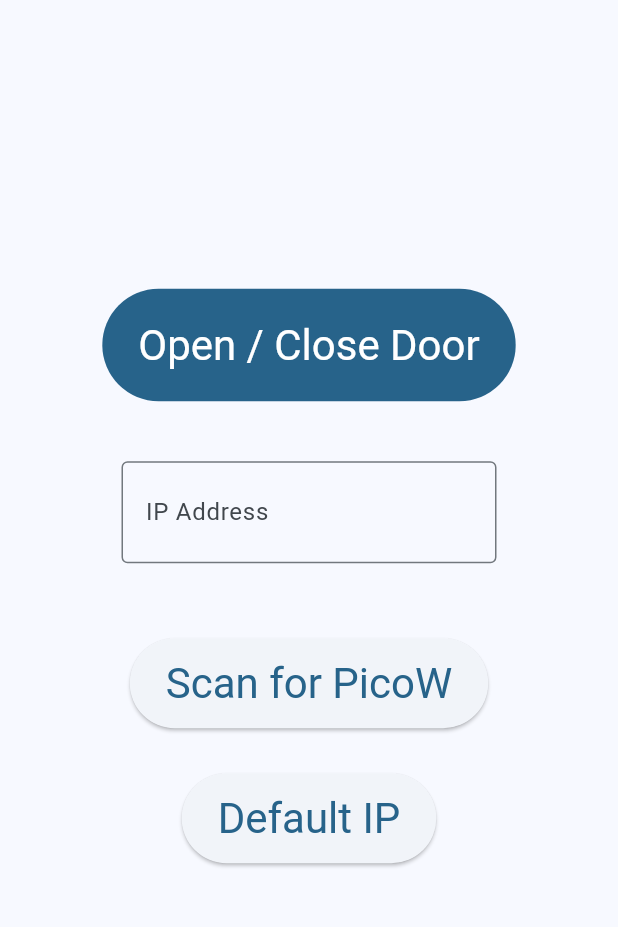
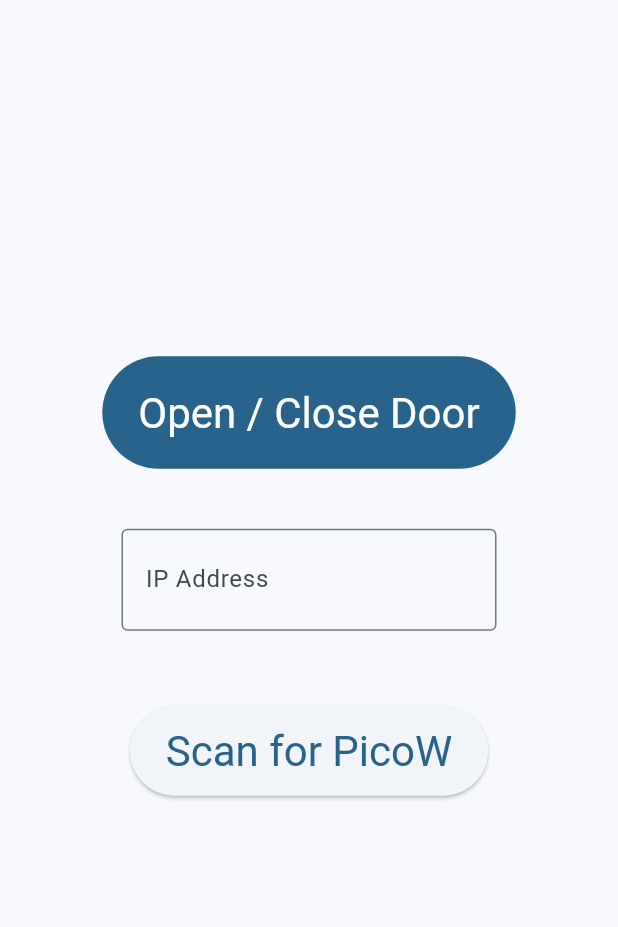
Before and after one commit to JusticeProject/pico_garage_door, a Flutter app: the screen it shows after launch, on a phone screen of 412 x 824 dp, the part 84-1011 px from its top. Run offline on Flutter 3.47's test engine with Material 3 defaults, Android fonts, the light colour scheme and no system bars; missing offline and left inert: pointycastle.

Commit message:
removing default IP button, adding better scan

```diff
--- a/flutter_app/lib/main.dart
+++ b/flutter_app/lib/main.dart
@@ -129,16 +129,6 @@ class _MyHomePageState extends State<MyHomePage>
 
   //*********************************************
 
-  void _onDefaultIP()
-  {
-    // not sure if setState is actually needed here
-    setState((){
-      _textController.text = "192.168.1.160";
-    });
-  }
-
-  //*********************************************
-
   @override
   Widget build(BuildContext context)
   {
@@ -172,10 +162,6 @@ class _MyHomePageState extends State<MyHomePage>
             SizedBox(height: 60, child:
               ElevatedButton(onPressed: _buttonsEnabled ? _onScanPressed : null, child:
                 Text("Scan for PicoW", style: _buttonsEnabled ? primary : onPrimary))),
-            SizedBox(height: 30),
-            SizedBox(height: 60, child:
-              ElevatedButton(onPressed: _buttonsEnabled ? _onDefaultIP : null, child:
-                Text("Default IP", style: _buttonsEnabled ? primary : onPrimary)))
           ],
         ),
       ),
--- a/flutter_app/pubspec.yaml
+++ b/flutter_app/pubspec.yaml
@@ -35,6 +35,7 @@ dependencies:
   # Use with the CupertinoIcons class for iOS style icons.
   cupertino_icons: ^1.0.8
   pointycastle: ^4.0.0
+  http: ^1.4.0
 
 dev_dependencies:
   flutter_test:
@@ -45,7 +46,7 @@ dev_dependencies:
   # activated in the `analysis_options.yaml` file located at the root of your
   # package. See that file for information about deactivating specific lint
   # rules and activating additional ones.
-  flutter_lints: ^5.0.0
+  flutter_lints: ^6.0.0
 
 # For information on the generic Dart part of this file, see the
 # following page: https://dart.dev/tools/pub/pubspec
```
Also changed, not shown: flutter_app/lib/utilities.dart (+53 -2 lines), flutter_app/pubspec.lock.
